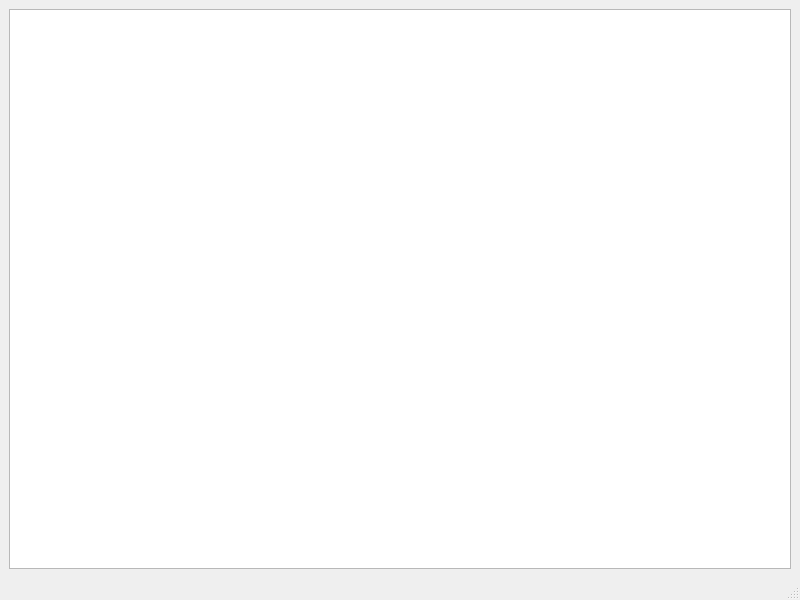
philko4711/phillib, file balls/src/gui/main_window_balls.ui: the form before one commit.
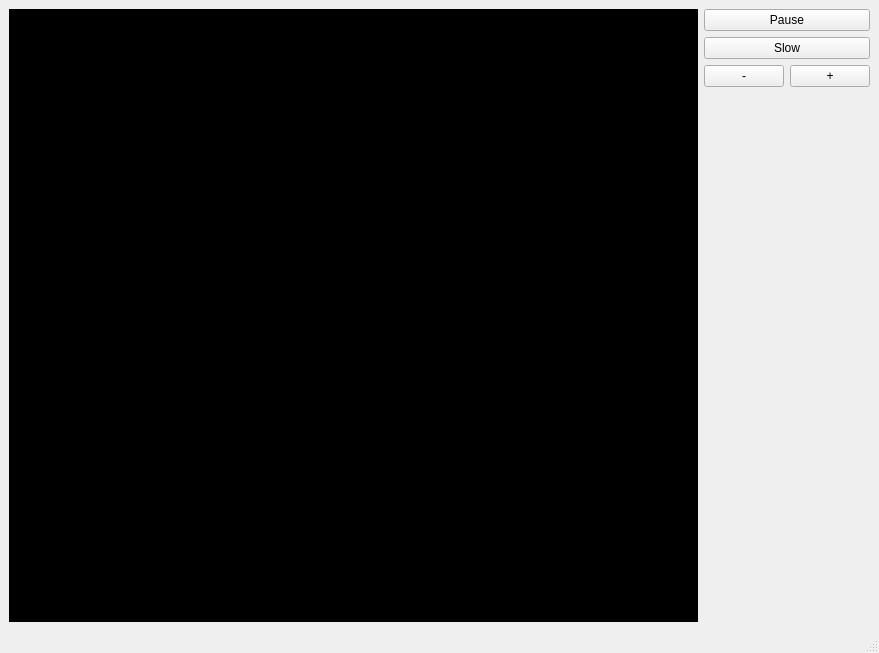
The form after the commit.

Commit message: Added more controls Added color and radius to the ball constructor

```diff
--- a/balls/src/gui/main_window_balls.ui
+++ b/balls/src/gui/main_window_balls.ui
@@ -6,17 +6,76 @@
    <rect>
     <x>0</x>
     <y>0</y>
-    <width>800</width>
-    <height>600</height>
+    <width>879</width>
+    <height>653</height>
    </rect>
   </property>
   <property name="windowTitle">
    <string>MainWindow</string>
   </property>
   <widget class="QWidget" name="centralwidget">
-   <layout class="QHBoxLayout" name="horizontalLayout">
+   <layout class="QHBoxLayout" name="horizontalLayout_2">
     <item>
-     <widget class="QGraphicsView" name="graphicsView"/>
+     <widget class="QGraphicsView" name="graphicsView">
+      <property name="styleSheet">
+       <string notr="true">background-color: rgb(0, 0, 0);</string>
+      </property>
+     </widget>
+    </item>
+    <item>
+     <layout class="QVBoxLayout" name="verticalLayout">
+      <item>
+       <widget class="QPushButton" name="pushButton">
+        <property name="text">
+         <string>Pause</string>
+        </property>
+        <property name="checkable">
+         <bool>true</bool>
+        </property>
+       </widget>
+      </item>
+      <item>
+       <widget class="QPushButton" name="pushButton_2">
+        <property name="text">
+         <string>Slow</string>
+        </property>
+        <property name="checkable">
+         <bool>true</bool>
+        </property>
+       </widget>
+      </item>
+      <item>
+       <layout class="QHBoxLayout" name="horizontalLayout">
+        <item>
+         <widget class="QPushButton" name="pushButton_4">
+          <property name="text">
+           <string>-</string>
+          </property>
+         </widget>
+        </item>
+        <item>
+         <widget class="QPushButton" name="pushButton_3">
+          <property name="text">
+           <string>+</string>
+          </property>
+         </widget>
+        </item>
+       </layout>
+      </item>
+      <item>
+       <spacer name="verticalSpacer">
+        <property name="orientation">
+         <enum>Qt::Vertical</enum>
+        </property>
+        <property name="sizeHint" stdset="0">
+         <size>
+          <width>20</width>
+          <height>40</height>
+         </size>
+        </property>
+       </spacer>
+      </item>
+     </layout>
     </item>
    </layout>
   </widget>
```
Left out of the diff: 2 changed lines with no effect on the pictures. The commit also changes 6 other files.
